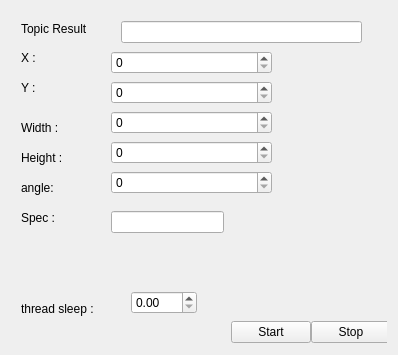
Qt form rqt_manual_vision/resource/mainWidget.ui (sonia-auv/rqt_sonia_plugins) before a commit.
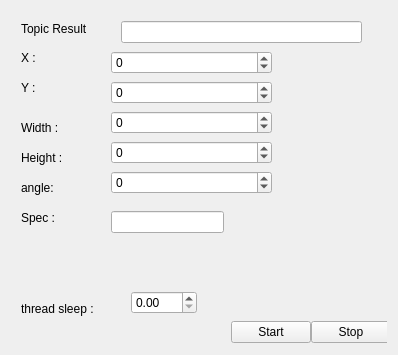
The same form after that commit.

Commit message: change max and min

```diff
--- a/rqt_manual_vision/resource/mainWidget.ui
+++ b/rqt_manual_vision/resource/mainWidget.ui
@@ -147,6 +147,12 @@
         <height>23</height>
        </rect>
       </property>
+      <property name="minimum">
+       <number>-99999</number>
+      </property>
+      <property name="maximum">
+       <number>99999</number>
+      </property>
      </widget>
      <widget class="QSpinBox" name="y_spin">
       <property name="geometry">
@@ -157,6 +163,12 @@
         <height>23</height>
        </rect>
       </property>
+      <property name="minimum">
+       <number>-99999</number>
+      </property>
+      <property name="maximum">
+       <number>999999</number>
+      </property>
      </widget>
      <widget class="QSpinBox" name="width_spin">
       <property name="geometry">
@@ -167,6 +179,12 @@
         <height>23</height>
        </rect>
       </property>
+      <property name="minimum">
+       <number>-9999</number>
+      </property>
+      <property name="maximum">
+       <number>9999</number>
+      </property>
      </widget>
      <widget class="QSpinBox" name="height_spin">
       <property name="geometry">
@@ -177,6 +195,12 @@
         <height>23</height>
        </rect>
       </property>
+      <property name="minimum">
+       <number>-9999</number>
+      </property>
+      <property name="maximum">
+       <number>9999</number>
+      </property>
      </widget>
      <widget class="QSpinBox" name="angle_spin">
       <property name="geometry">
@@ -187,6 +211,12 @@
         <height>23</height>
        </rect>
       </property>
+      <property name="minimum">
+       <number>-9999</number>
+      </property>
+      <property name="maximum">
+       <number>9999</number>
+      </property>
      </widget>
      <widget class="QLineEdit" name="spec_text">
       <property name="geometry">
```
